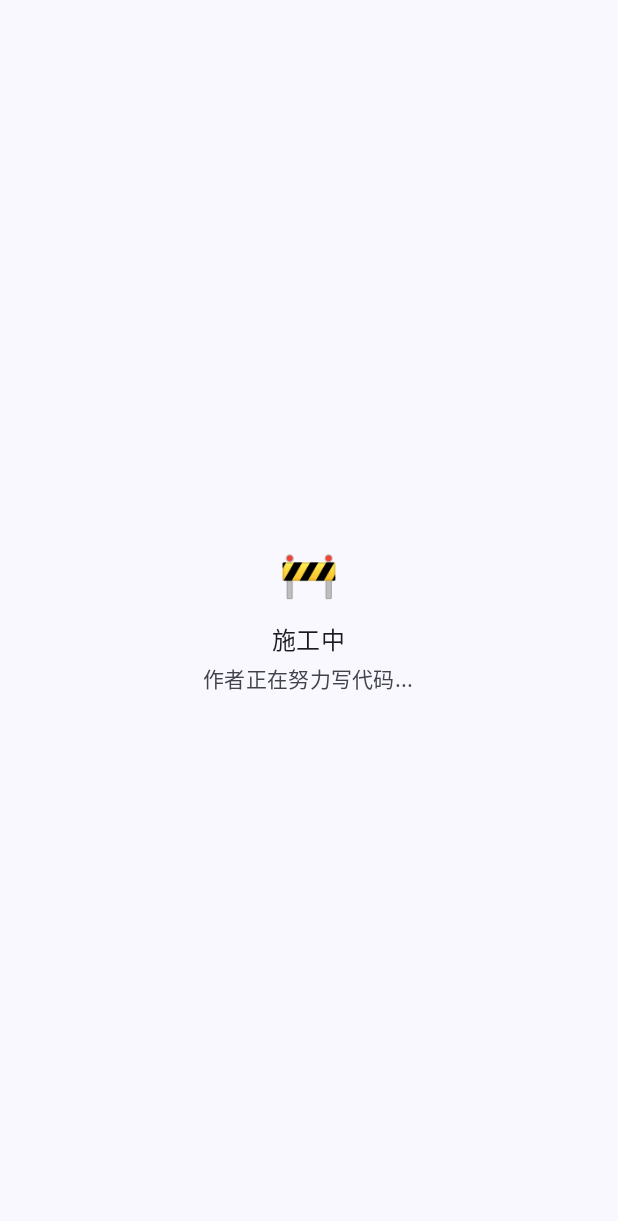
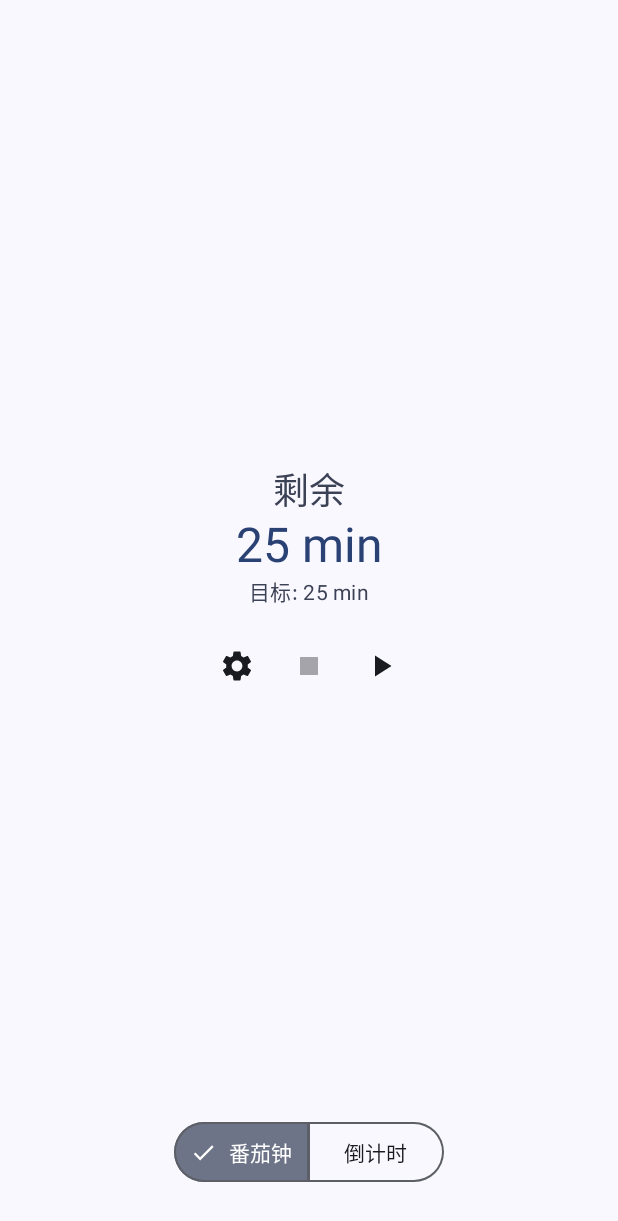
Before and after one commit to codedrink5154/todoapp, an Android app built with Jetpack Compose: the composable FocusScreen shown on its own in the app's theme, on a phone screen of 412 x 824 dp. Shown: the top 1221 px of the screen. Run offline under Robolectric (Android 15) with nearby library versions, the phone set to English and light mode, and no system bars.

Commit message:
feat(Focus): 初步完成专注页面UI

```diff
--- a/app/src/main/java/io/github/codedrink5154/todoapp/ui/screen/FocusScreen.kt
+++ b/app/src/main/java/io/github/codedrink5154/todoapp/ui/screen/FocusScreen.kt
@@ -3,41 +3,127 @@ package io.github.codedrink5154.todoapp.ui.screen
 import androidx.compose.foundation.layout.Arrangement
 import androidx.compose.foundation.layout.Column
 import androidx.compose.foundation.layout.PaddingValues
+import androidx.compose.foundation.layout.Row
 import androidx.compose.foundation.layout.Spacer
 import androidx.compose.foundation.layout.fillMaxSize
+import androidx.compose.foundation.layout.fillMaxWidth
 import androidx.compose.foundation.layout.height
 import androidx.compose.foundation.layout.padding
+import androidx.compose.foundation.layout.size
+import androidx.compose.foundation.layout.width
+import androidx.compose.material.icons.Icons
+import androidx.compose.material.icons.filled.Pause
+import androidx.compose.material.icons.filled.PlayArrow
+import androidx.compose.material.icons.filled.Settings
+import androidx.compose.material.icons.filled.Start
+import androidx.compose.material.icons.filled.Stop
+import androidx.compose.material.icons.filled.Timer
+import androidx.compose.material3.Icon
+import androidx.compose.material3.IconButton
 import androidx.compose.material3.MaterialTheme
+import androidx.compose.material3.SegmentedButton
+import androidx.compose.material3.SegmentedButtonDefaults
+import androidx.compose.material3.SingleChoiceSegmentedButtonRow
 import androidx.compose.material3.Text
 import androidx.compose.runtime.Composable
+import androidx.compose.runtime.mutableStateOf
+import androidx.compose.runtime.saveable.rememberSaveable
+import androidx.compose.runtime.getValue
+import androidx.compose.runtime.setValue
 import androidx.compose.ui.Alignment
 import androidx.compose.ui.Modifier
 import androidx.compose.ui.unit.dp
 
 @Composable
 fun FocusScreen(innerPadding: PaddingValues) {
+    /* 目标时间 */
+    var targetTime by rememberSaveable { mutableStateOf<Int>(25) }
+    /* 剩余时间 */
+    var remainTime by rememberSaveable { mutableStateOf<Int>(25) }
+    /* 是否正在计时 */
+    var isTicking by rememberSaveable { mutableStateOf(false) }
+    /* 支持的计时模式 */
+    val modes = listOf("番茄钟", "倒计时")
+    /* 当前选中的模式 */
+    var selectedMode by rememberSaveable { mutableStateOf(0) }
+
+    @Composable
+    fun TimeControlButtonRow() {
+        val controlIcon = if (isTicking) Icons.Default.Pause else Icons.Default.PlayArrow
+        Row(
+            modifier = Modifier.fillMaxWidth(),
+            horizontalArrangement = Arrangement.Center,
+            verticalAlignment = Alignment.CenterVertically,
+        ) {
+            /* 设置按钮 */
+            IconButton(
+                onClick = {},
+            ) {
+                Icon(Icons.Default.Settings, "")
+            }
+            /* 终止专注按钮 */
+            IconButton(
+                onClick = {},
+                enabled = isTicking,
+                modifier = Modifier.size(48.dp)
+            ) {
+                Icon(Icons.Default.Stop, "")
+            }
+            /* 开始与暂停按钮 */
+            IconButton(
+                onClick = { isTicking = !isTicking },
+                modifier = Modifier.size(48.dp)
+            ) {
+                Icon(controlIcon, "")
+            }
+        }
+    }
+
     Column(
         modifier = Modifier
             .fillMaxSize()
             .padding(32.dp)
             .padding(innerPadding),
+        horizontalAlignment = Alignment.CenterHorizontally,
+    ) {
+        Column(
+            modifier = Modifier.weight(1f),
             verticalArrangement = Arrangement.Center,
             horizontalAlignment = Alignment.CenterHorizontally,
         ) {
             Text(
-            text = "🚧",
+                text = "剩余",
+                style = MaterialTheme.typography.headlineSmall,
+                color = MaterialTheme.colorScheme.secondary,
+            )
+            Text(
+                text = "$remainTime min",
                 style = MaterialTheme.typography.headlineLarge,
+                color = MaterialTheme.colorScheme.primary,
             )
-        Spacer(modifier = Modifier.height(12.dp))
             Text(
-            text = "施工中",
-            style = MaterialTheme.typography.titleMedium,
+                text = "目标: $targetTime min",
+                style = MaterialTheme.typography.bodyMedium,
+                color = MaterialTheme.colorScheme.secondary,
             )
-        Spacer(modifier = Modifier.height(4.dp))
-        Text(
-            text = "作者正在努力写代码...",
-            style = MaterialTheme.typography.bodyMedium,
-            color = MaterialTheme.colorScheme.onSurfaceVariant,
+            Spacer(Modifier.height(15.dp))
+            TimeControlButtonRow()
+        }
+        /* 模式选择 */
+        SingleChoiceSegmentedButtonRow(
+            modifier = Modifier.width(180.dp),
+        ) {
+            modes.forEachIndexed { index, label ->
+                SegmentedButton(
+                    shape = SegmentedButtonDefaults.itemShape(
+                        index = index,
+                        count = modes.size
+                    ),
+                    label = { Text(label) },
+                    selected = index == selectedMode,
+                    onClick = { selectedMode = index },
                 )
             }
         }
+    }
+}
--- a/app/src/main/java/io/github/codedrink5154/todoapp/ui/screen/MainScreen.kt
+++ b/app/src/main/java/io/github/codedrink5154/todoapp/ui/screen/MainScreen.kt
@@ -40,10 +40,13 @@ import io.github.codedrink5154.todoapp.viewmodel.TodoViewModel
 fun MainScreen(appViewModel: AppViewModel) {
     val currentUser by appViewModel.currentUser.collectAsStateWithLifecycle()
     val context = LocalContext.current
+    /* 保存权限请求函数 */
     val requestNotificationPermission =
         NotificationPermission.rememberNotificationPermissionLauncher()
 
+    // 用户登录触发
     LaunchedEffect(currentUser != null) {
+        // 检查用户是否登录，以及是否拥有权限
         if (currentUser != null && !NotificationPermission.hasPermission(context)) {
             requestNotificationPermission()
         }
```
Also changed, not shown: app/src/main/java/io/github/codedrink5154/todoapp/notification/NotificationPermission.kt (+5 -3 lines). Lines whose indentation alone changed are shown as unchanged.
